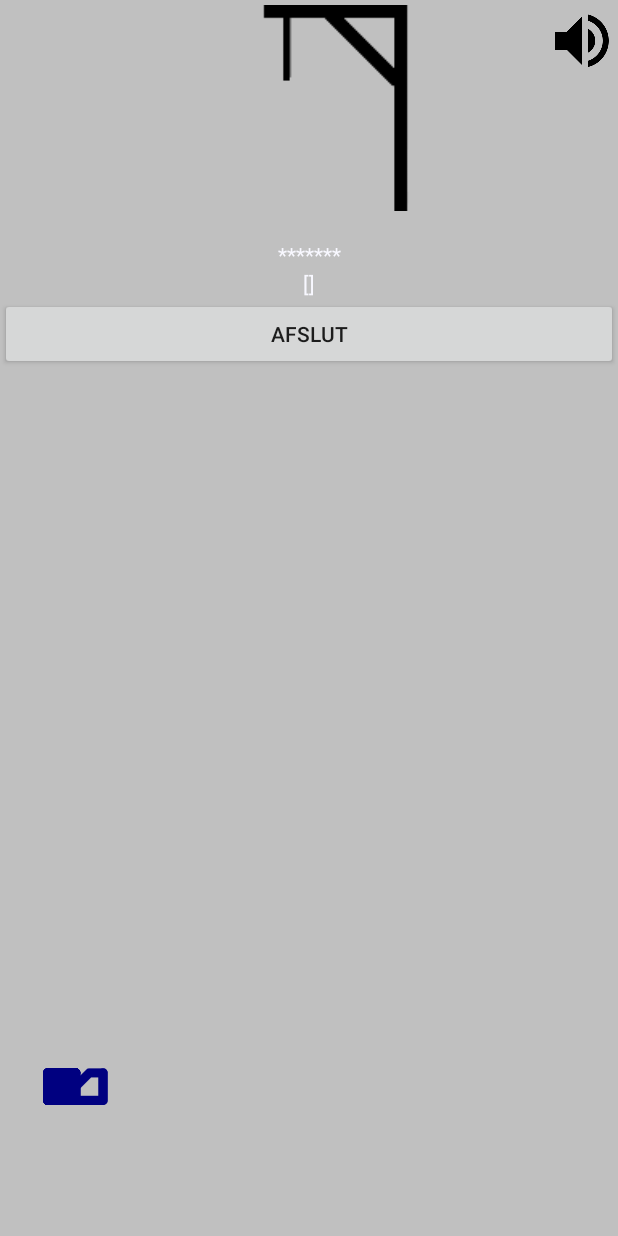
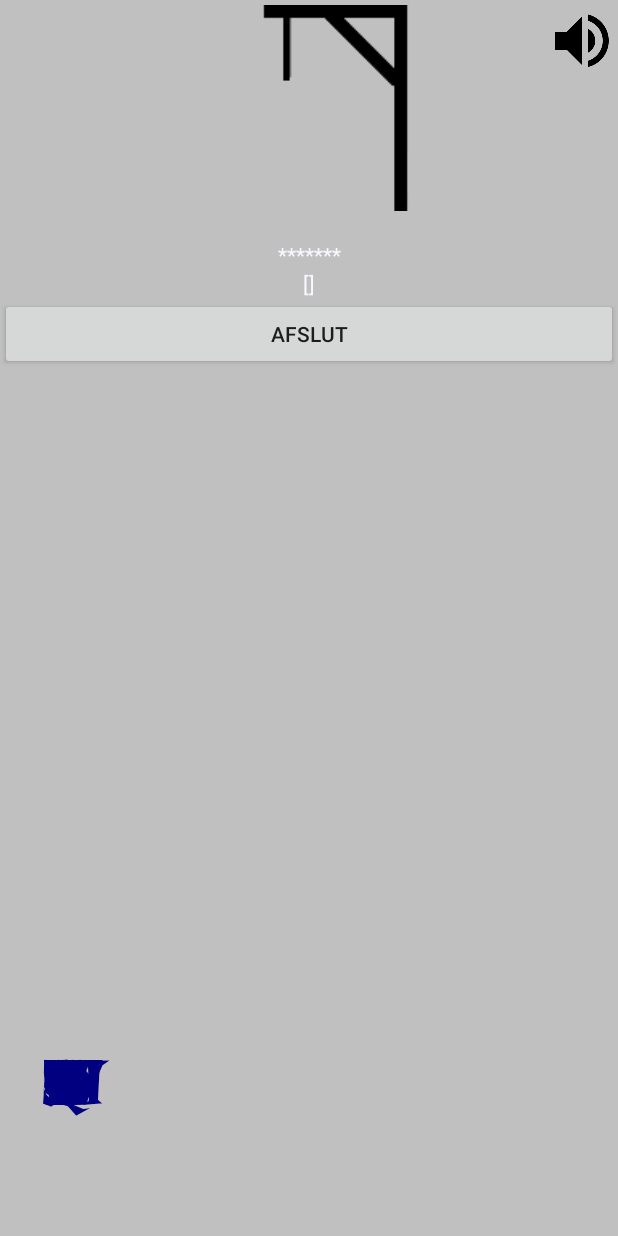
Before and after one commit to cookiesoldier/Lektions, an Android app: the screen it shows after launch (Activity_Main), after a tap on "NYT SPIL", on a phone screen of 412 x 824 dp. Run offline under Robolectric (Android 15) with nearby library versions, the phone set to English and light mode, and no system bars; libraries missing offline, so code that uses them is left out: com.daimajia.androidanimations; 1 statement that could not run was skipped.

Commit message:
Ændret font til bogstaverne der kan trækkes rundt.

```diff
--- a/app/src/main/java/com/example/martinvieth/lektions/ui/GalgeView.java
+++ b/app/src/main/java/com/example/martinvieth/lektions/ui/GalgeView.java
@@ -60,7 +60,7 @@ public class GalgeView extends View{
 
     private void init() {
 
-        Typeface font = Typeface.createFromAsset(spil.getActivity().getAssets(), "athletic.ttf");
+        Typeface font = Typeface.createFromAsset(spil.getActivity().getAssets(), "Beatnik Plain.ttf");
         textType.setTypeface(font);
         textType.setColor(Color.parseColor("#000080"));
         textType.setTextSize(spil.container.getWidth() / 11);
```
Also changed, not shown: app/src/main/assets/Beatnik Plain.ttf (added).
